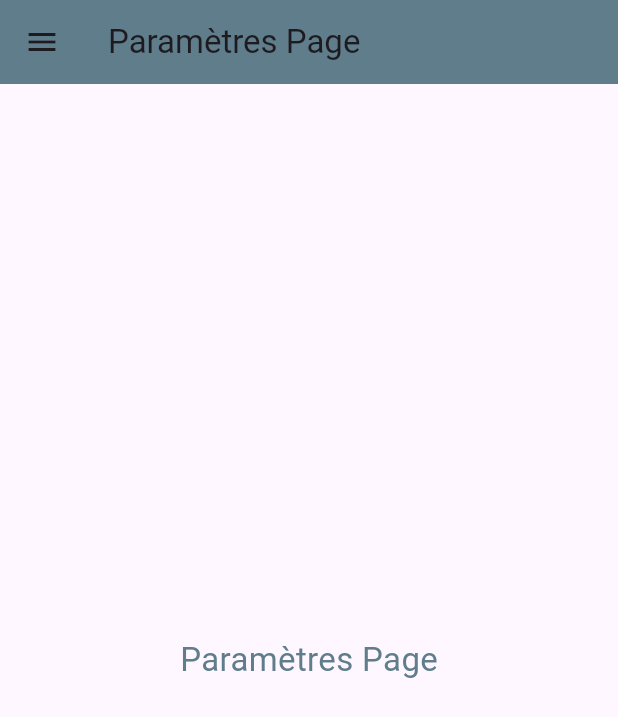
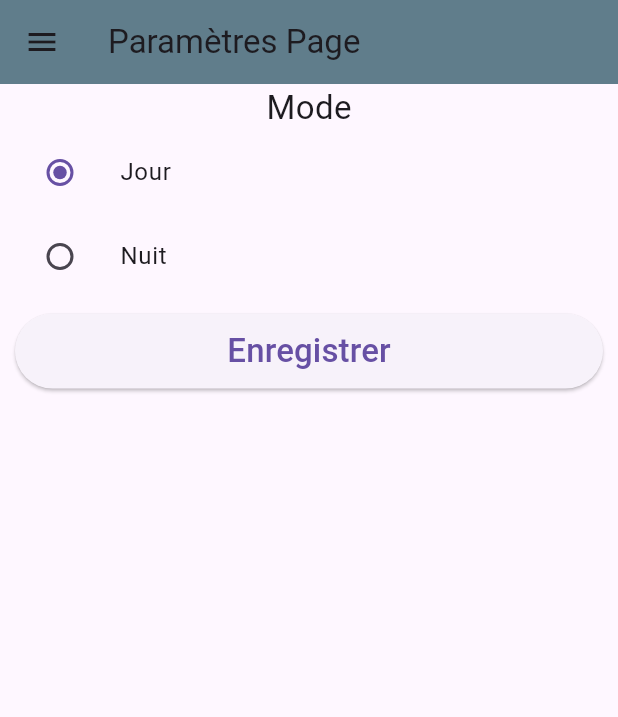
Before and after one commit to AliHammami1/voyage_flutter, a Flutter app: the ParametrePage screen opened by its route, on a phone screen of 412 x 824 dp. Shown: the top 717 px of the screen. Run offline on Flutter 3.47's test engine with Material 3 defaults, Android fonts, the phone set to English and light mode, and no system bars; our stand-ins replace firebase_auth, firebase_core, firebase_database, shared_preferences, snippet_coder_utils, sqflite; accounts and stored records are empty; network calls fail.

Commit message:
version 5

```diff
--- a/lib/config/global.params.dart
+++ b/lib/config/global.params.dart
@@ -1,4 +1,5 @@
 import 'package:flutter/material.dart';
+import '../notifier/theme.dart';
 
 class GlobalParams {
   static List<Map<String,dynamic>> menus = [
@@ -19,4 +20,6 @@ class GlobalParams {
     {"title":"images/parametres.png","icon":Icon(Icons.settings, color: Colors.blueGrey),"route":"/parametres"},
     {"title":"images/deconnexion.png","icon":Icon(Icons.logout, color: Colors.blueGrey),"route":"/login"},
   ];
+
+  static MonTheme themeActuel=MonTheme();
 }
--- a/lib/main.dart
+++ b/lib/main.dart
@@ -1,5 +1,9 @@
+import 'package:firebase_core/firebase_core.dart';
+import 'package:firebase_database/firebase_database.dart';
 import 'package:flutter/material.dart';
 import 'package:shared_preferences/shared_preferences.dart';
+import 'package:voyage/config/global.params.dart';
+import 'package:voyage/firebase_options.dart';
 import 'package:voyage/pages/authentification.page.dart';
 import 'package:voyage/pages/contact.page.dart';
 import 'package:voyage/pages/gallerie.page.dart';
@@ -8,11 +12,35 @@ import 'package:voyage/pages/inscription.page.dart';
 import 'package:voyage/pages/meteo.page.dart';
 import 'package:voyage/pages/parametres.page.dart';
 import 'package:voyage/pages/pays.page.dart';
+import 'package:firebase_auth/firebase_auth.dart';
+ //void main() => runApp(MyApp());
 
-void main() => runApp(MyApp());
+ThemeData theme = ThemeData.light();
+FirebaseDatabase fire = FirebaseDatabase.instance;
+DatabaseReference ref = fire.ref();
+ Future<void> main() async{
+    WidgetsFlutterBinding.ensureInitialized();
+    await Firebase.initializeApp(options: DefaultFirebaseOptions.currentPlatform);
+    //theme = (await _onGetMode() == "Jour")? ThemeData.light() : ThemeData.dark();
+    GlobalParams.themeActuel.setMode(await _onGetMode());
+    runApp(MyApp());
+ }
 
+Future<String> _onGetMode() async {
+    final snapshot = await ref.child('mode').get();
+    if (snapshot.exists)
+      mode = snapshot.value.toString();
+    else
+      mode = "Jour";
+    print(mode);
+    return (mode);
+  }
+class MyApp extends StatefulWidget {
+  @override
+  State<MyApp> createState() => _MyAppState();
+}
 
-class MyApp extends StatelessWidget {
+class _MyAppState extends State<MyApp> {
   @override
   Widget build (BuildContext context) {
     final routes = {
@@ -26,20 +54,26 @@ class MyApp extends StatelessWidget {
       '/parametres': (context) =>ParametrePage()
     };
     return MaterialApp(
+      theme: GlobalParams.themeActuel.getTheme(),
       debugShowCheckedModeBanner: false,
       routes: routes,
-      home: FutureBuilder(
-        future: SharedPreferences.getInstance(),
-        builder: (context, snapshot) {
-          if ( snapshot.connectionState == ConnectionState.done){
-            bool conn = snapshot.data!.getBool('connecte')??false; // data! bech t9olo rani met2aked li data mahiyech null
-            if(conn)
-              return HomePage();
-          }
-          return InscriptionPage();
-        },
-        ),
-    ); // MaterialApp
+      home:  StreamBuilder<User?>(
+                stream: FirebaseAuth.instance.authStateChanges(),
+                builder: (context,snapshot){
+                if(snapshot.hasData)
+                return HomePage();
+                else
+                return InscriptionPage();
+                }
+      ),
+
+    );
   }
-
+  @override
+  void initState(){
+    super.initState();
+    GlobalParams.themeActuel.addListener(() {
+      setState(() {});
+    });
+  }
 }
--- /dev/null
+++ b/lib/notifier/theme.dart
@@ -0,0 +1,14 @@
+import 'package:flutter/material.dart';
+
+class MonTheme extends ChangeNotifier {
+  static String mode="Jour";
+
+  void setMode(String m){
+    mode=m;
+    notifyListeners();
+  }
+
+  ThemeData getTheme(){
+    return (mode=="Jour") ? ThemeData.light():ThemeData.dark();
+  }
+}
--- a/lib/pages/parametres.page.dart
+++ b/lib/pages/parametres.page.dart
@@ -1,7 +1,20 @@
+import 'package:firebase_database/firebase_database.dart';
 import 'package:flutter/material.dart';
+import 'package:voyage/config/global.params.dart';
 import 'package:voyage/menu/drawer.widget.dart';
 
-class ParametrePage extends StatelessWidget{
+String mode="Jour";
+FirebaseDatabase fire = FirebaseDatabase.instance;
+DatabaseReference ref = fire.ref();
+
+class ParametrePage extends StatefulWidget{
+
+  @override
+  State<ParametrePage> createState() => _ParametrePageState();
+}
+
+class _ParametrePageState extends State<ParametrePage> {
+
   @override
   Widget build(BuildContext context) {
     return Scaffold(
@@ -10,13 +23,59 @@ class ParametrePage extends StatelessWidget{
           title: Text('Paramètres Page'),
           backgroundColor: Colors.blueGrey,
         ),
-        body: Center(
-          child: Text(
-            'Paramètres Page',
-            style: TextStyle(fontSize: 22, color: Colors.blueGrey),
+        body: Column(
+          mainAxisAlignment: MainAxisAlignment.start,
+          children: [
+            Text('Mode',style: TextStyle(fontSize: 22),),
+            Column(
+              children: [
+                ListTile(
+                  title: const Text('Jour'),
+                  leading: Radio<String>(
+                    value: "Jour",
+                    groupValue: mode,
+                    onChanged: (value){
+                      setState(() {
+                        mode=value!;
+                      });
+                    },
+                  ),
                 ),
+
+                ListTile(
+                  title: const Text('Nuit'),
+                  leading: Radio<String>(
+                    value: "Nuit",
+                    groupValue: mode,
+                    onChanged: (value){
+                      setState(() {
+                        mode=value!;
+                      });
+                    },
+                  ),
+                ),
+              ],
+            ),
+            Container(
+              padding: EdgeInsets.all(10),
+              child: ElevatedButton(
+                style: ElevatedButton.styleFrom(
+                  minimumSize: const Size.fromHeight(50)
+                ),
+                onPressed: (){
+                  _onSaveMode();
+                },
+                child: Text('Enregistrer',style: TextStyle(fontSize: 22),),
+              ),
+            )
+          ],
         )
     );
   }
-
+  _onSaveMode() async{
+    GlobalParams.themeActuel.setMode(mode);
+    //await ref.set({"mode":mode});
+    print("mode appliqué $mode");
+    Navigator.pop(context);
+  }
 }
--- a/pubspec.yaml
+++ b/pubspec.yaml
@@ -34,7 +34,9 @@ dependencies:
   shared_preferences: ^2.2.2
   flutter:
     sdk: flutter
-
+  firebase_core: ^2.31.0
+  firebase_auth: ^4.19.5
+  firebase_database: ^10.5.5
 
   # The following adds the Cupertino Icons font to your application.
   # Use with the CupertinoIcons class for iOS style icons.
```
Also changed, not shown: lib/pages/authentification.page.dart (+27 -11 lines), lib/pages/home.page.dart (+17 -4 lines), lib/pages/inscription.page.dart (+30 -13 lines), firebase.json (added), lib/firebase_options.dart (added), pubspec.lock, 6 other files.
